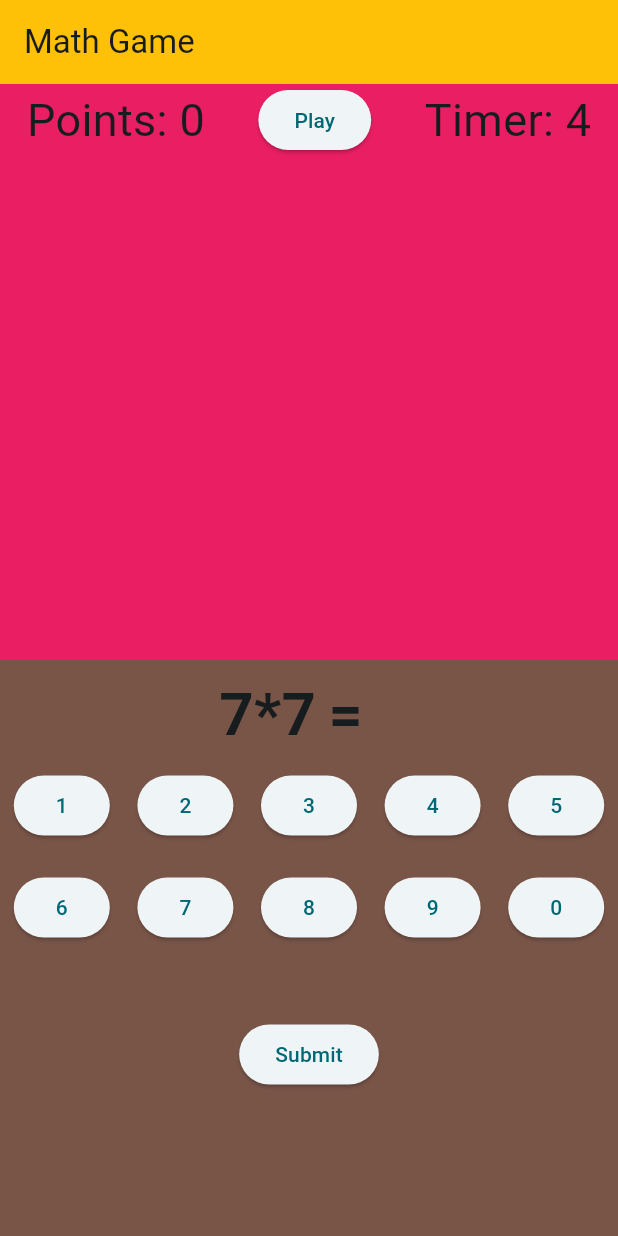
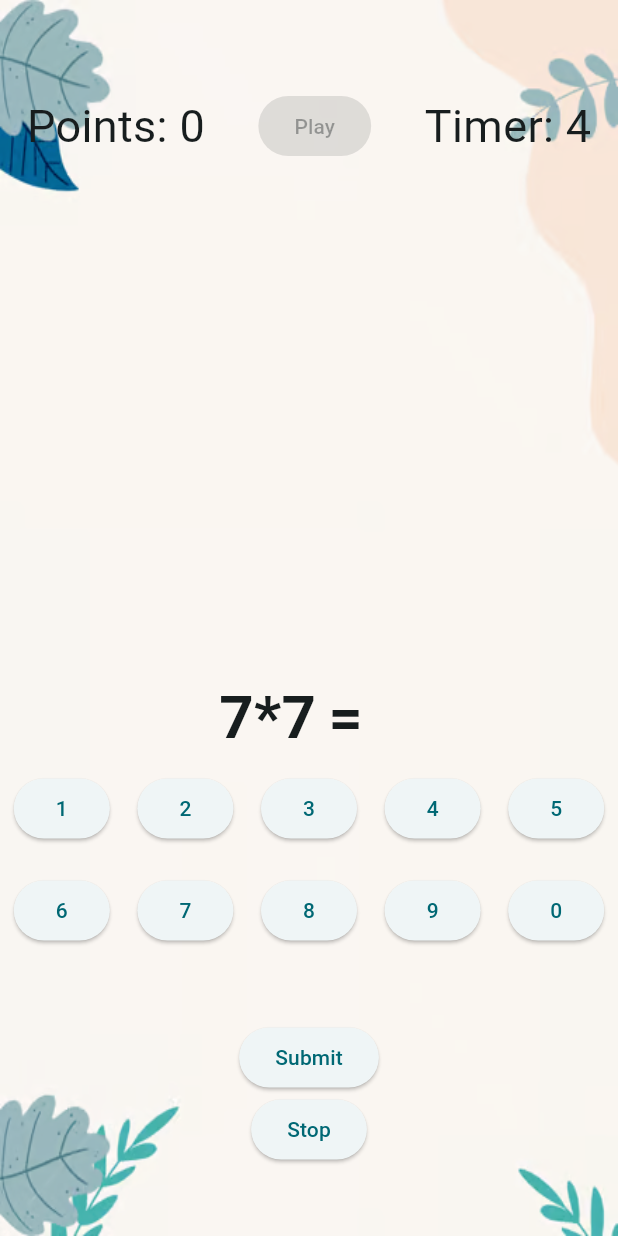
Before and after one commit to DanielYcZhang/Math_Game, a Flutter app: the screen it shows after launch, after a tap on "Play", on a phone screen of 412 x 824 dp. Run offline on Flutter 3.47's test engine with Material 2 defaults, Android fonts, the phone set to English and light mode, and no system bars.

Commit message:
Added background image, removed app bar and added game state

```diff
--- a/lib/main.dart
+++ b/lib/main.dart
@@ -1,5 +1,4 @@
 import 'dart:async';
-import 'dart:io';
 import 'dart:math';
 
 import 'package:flutter/material.dart';
@@ -8,6 +7,14 @@ void main() {
   runApp(const MyApp());
 }
 
+enum GameState { initial, pause, playing, finish }
+
+// TODO:
+// 1. Each level mas 10 score, display level
+// 1. Disable play once clicked.
+// 2. Have a stop/quit game button.
+// 3. Main page page for selecting game
+// 4.
 class MyApp extends StatelessWidget {
   const MyApp({super.key});
 
@@ -34,6 +41,8 @@ class MyHomePage extends StatefulWidget {
 
 class _MyHomePageState extends State<MyHomePage> {
   String answerString = "";
+  GameState gameState = GameState.initial;
+
   int firstNumber = 0;
   int secondNumber = 0;
   bool result = false;
@@ -55,7 +64,7 @@ class _MyHomePageState extends State<MyHomePage> {
   }
 
   void setCountDown() {
-    final reduceSecondsBy = 1;
+    const reduceSecondsBy = 1;
     setState(() {
       final seconds = countdownDuration.inSeconds - reduceSecondsBy;
       if (seconds < 0) {
@@ -111,8 +120,16 @@ class _MyHomePageState extends State<MyHomePage> {
     });
   }
 
+  void stop() {
+    stopTimer();
+    setState(() {
+      gameState = GameState.finish;
+    });
+  }
+
   void play() {
     setState(() {
+      gameState = GameState.playing;
       score = 0;
     });
 
@@ -136,16 +153,19 @@ class _MyHomePageState extends State<MyHomePage> {
   @override
   Widget build(BuildContext context) {
     return Scaffold(
-      appBar: AppBar(
-        title: const Text("Math Game"),
-        backgroundColor: Colors.amber,
+      body: Container(
+        decoration: const BoxDecoration(
+          image: DecorationImage(
+              image: AssetImage("assets/images/Background.png"),
+              fit: BoxFit.fill),
         ),
-      body: Column(
+        child: Column(
           mainAxisAlignment: MainAxisAlignment.start,
           children: [
+            SizedBox(
+              height: 60,
+            ),
             Flexible(
-            child: Container(
-              color: Colors.pink,
               child: Column(
                 crossAxisAlignment: CrossAxisAlignment.stretch,
                 children: [
@@ -165,7 +185,9 @@ class _MyHomePageState extends State<MyHomePage> {
                         ],
                       ),
                       ElevatedButton(
-                        onPressed: () => play(),
+                        onPressed: gameState == GameState.playing
+                            ? null
+                            : () => play(),
                         child: const Text("Play"),
                       ),
                       Row(
@@ -187,10 +209,8 @@ class _MyHomePageState extends State<MyHomePage> {
                 ],
               ),
             ),
-          ),
             Flexible(
               child: Container(
-              color: Colors.brown,
                 child: Column(
                   children: [
                     Row(
@@ -305,8 +325,15 @@ class _MyHomePageState extends State<MyHomePage> {
                       height: 50,
                     ),
                     ElevatedButton(
-                    onPressed: () => checkAnswer(),
+                      onPressed: gameState == GameState.playing
+                          ? () => checkAnswer()
+                          : null,
                       child: const Text("Submit"),
+                    ),
+                    ElevatedButton(
+                      onPressed:
+                          gameState == GameState.playing ? () => stop() : null,
+                      child: const Text("Stop"),
                     )
                   ],
                 ),
@@ -314,6 +341,7 @@ class _MyHomePageState extends State<MyHomePage> {
             )
           ],
         ),
+      ),
     );
   }
 }
--- a/pubspec.yaml
+++ b/pubspec.yaml
@@ -59,9 +59,8 @@ flutter:
   uses-material-design: true
 
   # To add assets to your application, add an assets section, like this:
-  # assets:
-  #   - images/a_dot_burr.jpeg
-  #   - images/a_dot_ham.jpeg
+  assets:
+    - assets/images/Background.png
 
   # An image asset can refer to one or more resolution-specific "variants", see
   # https://flutter.dev/assets-and-images/#resolution-aware
```
Also changed, not shown: assets/images/Background.png (added). Lines whose indentation alone changed are shown as unchanged.
